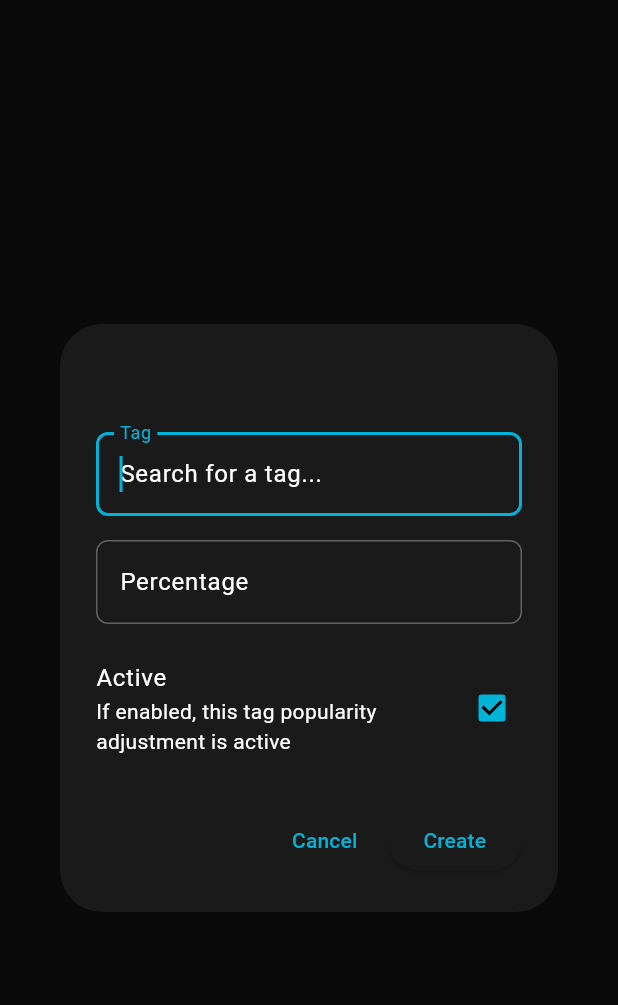
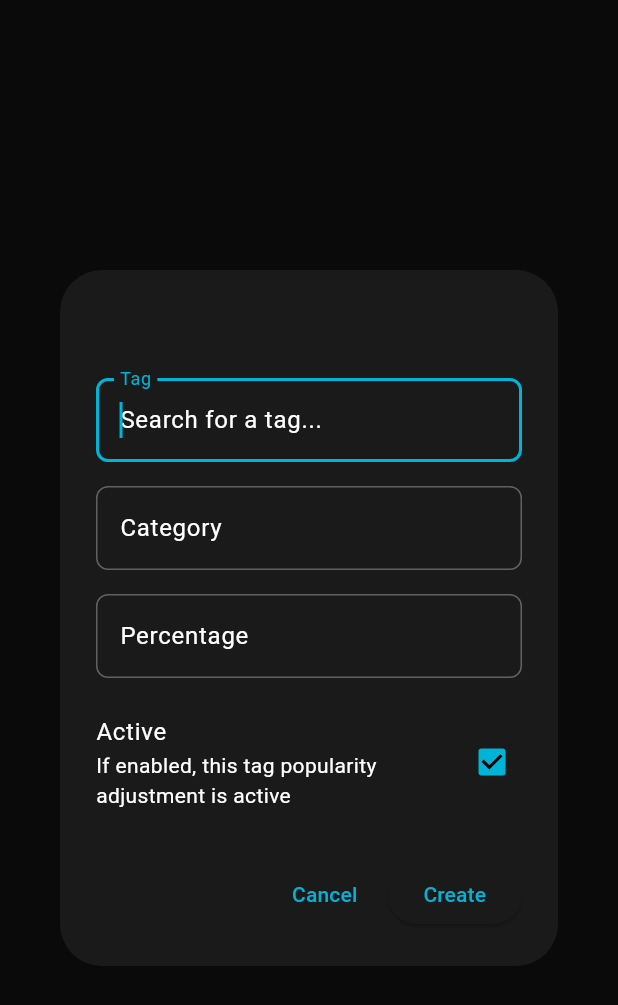
Before and after one commit to shotdeck/Tag-Popularity_Admin, a Flutter app: the _TagDialog widget shown alone on an empty page, opened directly with empty values, on a phone screen of 412 x 824 dp. Shown: the top 1005 px of the screen. Run offline on Flutter 3.47's test engine with Material 3 defaults, Android fonts, the phone set to English and light mode, and no system bars; missing offline and left inert: dart:html; network calls fail.

Commit message:
Add category support: new API base URL, category in dropdown/list/CRUD
Co-Authored-By: Colin Bracey <colin.bracey@shotdeck.com>

```diff
--- a/lib/main.dart
+++ b/lib/main.dart
@@ -3,7 +3,7 @@ import 'dart:html' as html;
 import 'screens/admin_panel_screen.dart';
 import 'services/api_service.dart';
 
-const String apiBaseUrl = 'https://shotdecksearch.azurewebsites.net';
+const String apiBaseUrl = 'https://shotdeckadminpanelapi.azurewebsites.net';
 const String _authKey = 'tag_popularity_authenticated';
 
 const Color shotDeckCyan = Color(0xFF00B4D8);
--- a/lib/models/tag_popularity.dart
+++ b/lib/models/tag_popularity.dart
@@ -5,6 +5,7 @@ class TagPopularity {
   final bool isActive;
   final String? createdAt;
   final String? updatedAt;
+  final String? category;
 
   TagPopularity({
     required this.id,
@@ -13,6 +14,7 @@ class TagPopularity {
     required this.isActive,
     this.createdAt,
     this.updatedAt,
+    this.category,
   });
 
   factory TagPopularity.fromJson(Map<String, dynamic> json) {
@@ -23,6 +25,7 @@ class TagPopularity {
       isActive: json['isActive'] as bool? ?? true,
       createdAt: json['createdAt'] as String?,
       updatedAt: json['updatedAt'] as String?,
+      category: json['category'] as String?,
     );
   }
 
@@ -32,6 +35,7 @@ class TagPopularity {
       'tag': tag,
       'percentage': percentage,
       'isActive': isActive,
+      'category': category,
     };
   }
 
@@ -42,6 +46,7 @@ class TagPopularity {
     bool? isActive,
     String? createdAt,
     String? updatedAt,
+    String? category,
   }) {
     return TagPopularity(
       id: id ?? this.id,
@@ -50,6 +55,7 @@ class TagPopularity {
       isActive: isActive ?? this.isActive,
       createdAt: createdAt ?? this.createdAt,
       updatedAt: updatedAt ?? this.updatedAt,
+      category: category ?? this.category,
     );
   }
 }
@@ -58,11 +64,13 @@ class CreateTagPopularityRequest {
   final String tag;
   final int percentage;
   final bool isActive;
+  final String? category;
 
   CreateTagPopularityRequest({
     required this.tag,
     required this.percentage,
     this.isActive = true,
+    this.category,
   });
 
   Map<String, dynamic> toJson() {
@@ -70,6 +78,7 @@ class CreateTagPopularityRequest {
       'tag': tag,
       'percentage': percentage,
       'isActive': isActive,
+      'category': category,
     };
   }
 }
@@ -78,11 +87,13 @@ class UpdateTagPopularityRequest {
   final String tag;
   final int percentage;
   final bool isActive;
+  final String? category;
 
   UpdateTagPopularityRequest({
     required this.tag,
     required this.percentage,
     this.isActive = true,
+    this.category,
   });
 
   Map<String, dynamic> toJson() {
@@ -90,6 +101,21 @@ class UpdateTagPopularityRequest {
       'tag': tag,
       'percentage': percentage,
       'isActive': isActive,
+      'category': category,
     };
   }
 }
+
+class TagSearchResult {
+  final String tag;
+  final String origin;
+
+  TagSearchResult({required this.tag, required this.origin});
+
+  factory TagSearchResult.fromJson(Map<String, dynamic> json) {
+    return TagSearchResult(
+      tag: json['tag'] as String,
+      origin: json['origin'] as String,
+    );
+  }
+}
--- a/lib/screens/admin_panel_screen.dart
+++ b/lib/screens/admin_panel_screen.dart
@@ -282,6 +282,25 @@ class _AdminPanelScreenState extends State<AdminPanelScreen> {
             ),
             subtitle: Row(
               children: [
+                if (tag.category != null && tag.category!.isNotEmpty)
+                  Container(
+                    padding: const EdgeInsets.symmetric(
+                      horizontal: 8,
+                      vertical: 2,
+                    ),
+                    margin: const EdgeInsets.only(right: 8),
+                    decoration: BoxDecoration(
+                      color: Colors.purple[100],
+                      borderRadius: BorderRadius.circular(4),
+                    ),
+                    child: Text(
+                      tag.category!,
+                      style: TextStyle(
+                        fontSize: 12,
+                        color: Colors.purple[800],
+                      ),
+                    ),
+                  ),
                 Container(
                   padding: const EdgeInsets.symmetric(
                     horizontal: 8,
@@ -373,8 +392,9 @@ class _TagDialogState extends State<_TagDialog> {
   bool _isLoading = false;
   bool _isSearching = false;
   String? _errorMessage;
-  List<String> _searchResults = [];
+  List<TagSearchResult> _searchResults = [];
   String? _selectedTag;
+  String? _selectedCategory;
 
   @override
   void initState() {
@@ -382,6 +402,7 @@ class _TagDialogState extends State<_TagDialog> {
     if (widget.existingTag != null) {
       _tagSearchController.text = widget.existingTag!.tag;
       _selectedTag = widget.existingTag!.tag;
+      _selectedCategory = widget.existingTag!.category;
       _percentageController.text = widget.existingTag!.percentage.toString();
       _isActive = widget.existingTag!.isActive;
     }
@@ -431,6 +452,7 @@ class _TagDialogState extends State<_TagDialog> {
       return;
     }
     final tagToSave = isEditing ? _tagSearchController.text.trim() : _selectedTag!;
+    final categoryToSave = _selectedCategory;
 
     setState(() {
       _isLoading = true;
@@ -446,6 +468,7 @@ class _TagDialogState extends State<_TagDialog> {
             tag: tagToSave,
             percentage: int.parse(_percentageController.text.trim()),
             isActive: _isActive,
+            category: categoryToSave,
           ),
         );
       } else {
@@ -454,6 +477,7 @@ class _TagDialogState extends State<_TagDialog> {
             tag: tagToSave,
             percentage: int.parse(_percentageController.text.trim()),
             isActive: _isActive,
+            category: categoryToSave,
           ),
         );
       }
@@ -556,14 +580,15 @@ class _TagDialogState extends State<_TagDialog> {
                     shrinkWrap: true,
                     itemCount: _searchResults.length,
                     itemBuilder: (context, index) {
-                      final tagName = _searchResults[index];
+                      final result = _searchResults[index];
                       return ListTile(
                         dense: true,
-                        title: Text(tagName),
+                        title: Text('${result.origin}: ${result.tag}'),
                         onTap: () {
                           setState(() {
-                            _selectedTag = tagName;
-                            _tagSearchController.text = tagName;
+                            _selectedTag = result.tag;
+                            _selectedCategory = result.origin;
+                            _tagSearchController.text = result.tag;
                             _searchResults = [];
                           });
                         },
@@ -578,11 +603,13 @@ class _TagDialogState extends State<_TagDialog> {
                     children: [
                       Icon(Icons.check_circle, color: Colors.green[400], size: 16),
                       const SizedBox(width: 4),
-                      Text(
-                        'Selected: $_selectedTag',
-                        style: TextStyle(
-                          color: Colors.green[400],
-                          fontSize: 12,
+                      Expanded(
+                        child: Text(
+                          'Selected: ${_selectedCategory != null ? '$_selectedCategory: ' : ''}$_selectedTag',
+                          style: TextStyle(
+                            color: Colors.green[400],
+                            fontSize: 12,
+                          ),
                         ),
                       ),
                       const SizedBox(width: 8),
@@ -590,6 +617,7 @@ class _TagDialogState extends State<_TagDialog> {
                         onTap: () {
                           setState(() {
                             _selectedTag = null;
+                            _selectedCategory = null;
                             _tagSearchController.clear();
                             _searchResults = [];
                           });
@@ -599,6 +627,16 @@ class _TagDialogState extends State<_TagDialog> {
                     ],
                   ),
                 ),
+              const SizedBox(height: 16),
+              TextFormField(
+                controller: TextEditingController(text: _selectedCategory ?? widget.existingTag?.category ?? ''),
+                decoration: const InputDecoration(
+                  labelText: 'Category',
+                  hintText: 'Auto-filled from tag selection',
+                  border: OutlineInputBorder(),
+                ),
+                readOnly: true,
+              ),
               const SizedBox(height: 16),
               TextFormField(
                 controller: _percentageController,
--- a/lib/services/api_service.dart
+++ b/lib/services/api_service.dart
@@ -110,7 +110,7 @@ class ApiService {
     }
   }
 
-  Future<List<String>> searchTags(String tag) async {
+  Future<List<TagSearchResult>> searchTags(String tag) async {
     final response = await http.get(
       Uri.parse('$_tagPopularityEndpoint/search?tag=${Uri.encodeComponent(tag)}'),
       headers: {'Content-Type': 'application/json'},
@@ -118,7 +118,9 @@ class ApiService {
 
     if (response.statusCode == 200) {
       final List<dynamic> jsonList = json.decode(response.body);
-      return jsonList.map((item) => item.toString()).toList();
+      return jsonList
+          .map((item) => TagSearchResult.fromJson(item as Map<String, dynamic>))
+          .toList();
     } else {
       throw ApiException(
         statusCode: response.statusCode,
```
